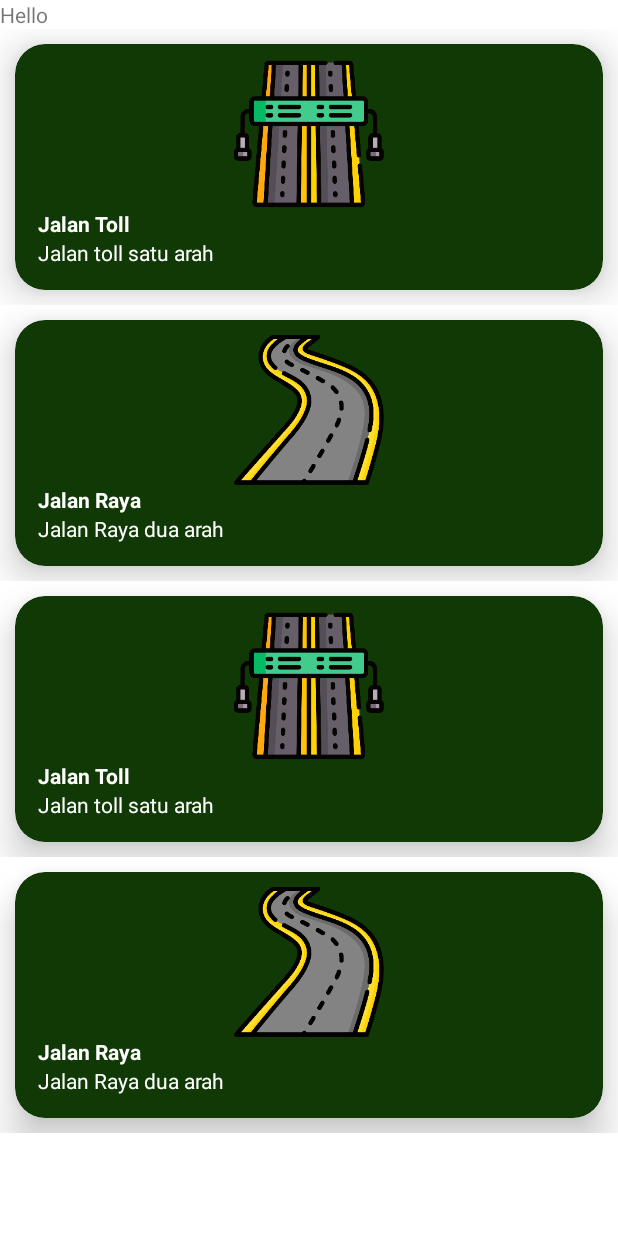
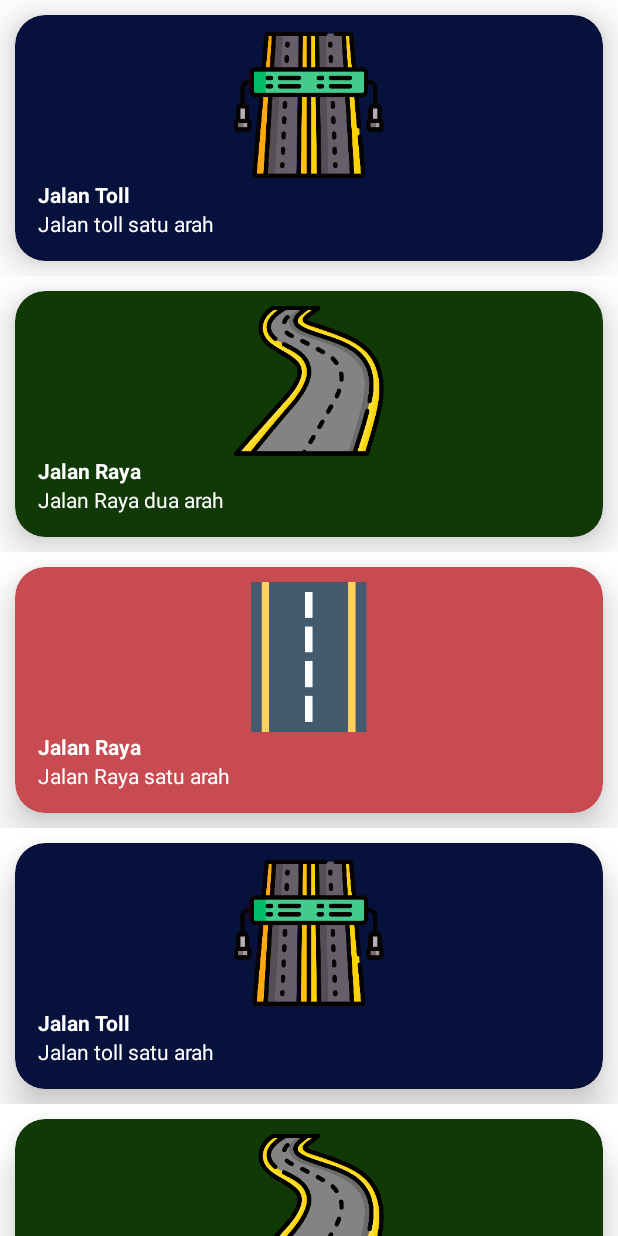
Before and after one commit to rian0502/colalin, an Android app: the HomeActivity screen opened directly, with no data from a screen before it, on a phone screen of 412 x 824 dp. Run offline under Robolectric (Android 15) with nearby library versions, the phone set to English and light mode, and no system bars.

Commit message:
tamplan view

```diff
--- a/app/src/main/java/com/belajar/colalin/homeView/CardAdapter/Adapter.java
+++ b/app/src/main/java/com/belajar/colalin/homeView/CardAdapter/Adapter.java
@@ -1,23 +1,24 @@
 package com.belajar.colalin.homeView.CardAdapter;
 
+import android.annotation.SuppressLint;
 import android.content.Context;
+import android.graphics.Color;
 import android.view.LayoutInflater;
-import android.view.View;
 import android.view.ViewGroup;
 import android.widget.Toast;
-
 import androidx.annotation.NonNull;
 import androidx.recyclerview.widget.RecyclerView;
+
+import com.belajar.colalin.R;
 import com.belajar.colalin.databinding.CardMenuBinding;
 import com.belajar.colalin.homeView.Models.ListMenu;
 import com.bumptech.glide.Glide;
-
 import java.util.ArrayList;
 
 
 public class Adapter extends RecyclerView.Adapter<Adapter.ListMenuHolder> {
-    private ArrayList< ListMenu > data;
-    private Context context;
+    private final ArrayList< ListMenu > data;
+    private final Context context;
 
 
 
@@ -32,18 +33,15 @@ public class Adapter extends RecyclerView.Adapter<Adapter.ListMenuHolder> {
         return new ListMenuHolder(CardMenuBinding.inflate(LayoutInflater.from(parent.getContext()), parent, false));
     }
 
+    @SuppressLint("ResourceAsColor")
     @Override
     public void onBindViewHolder(@NonNull Adapter.ListMenuHolder holder, int position) {
         ListMenu listMenu = data.get(position);
+        holder.binding.cardContainer.getBackground().setTint(listMenu.getColor());
         holder.binding.titleMenu.setText(listMenu.getTitle());
         holder.binding.deskriptionMenu.setText(listMenu.getDesc());
         Glide.with(context).load(listMenu.getImage()).into(holder.binding.imageMenu);
-        holder.binding.imageMenu.setOnClickListener(new OnItemClick(position, new OnItemClick.OnItemCallBack() {
-            @Override
-            public void OnItemClicked(View view, int position) {
-                Toast.makeText(context,data.get(position).getTitle(), Toast.LENGTH_SHORT).show();
-            }
-        }));
+        holder.binding.cardContainer.setOnClickListener(new OnItemClick(position, (view, position1) -> Toast.makeText(context,data.get(position1).getTitle() + " "+ position1, Toast.LENGTH_SHORT).show()));
     }
 
     @Override
--- a/app/src/main/java/com/belajar/colalin/homeView/CardAdapter/ListData.java
+++ b/app/src/main/java/com/belajar/colalin/homeView/CardAdapter/ListData.java
@@ -1,4 +1,6 @@
 package com.belajar.colalin.homeView.CardAdapter;
+
+import android.graphics.Color;
 
 import com.belajar.colalin.R;
 import com.belajar.colalin.homeView.Models.ListMenu;
@@ -8,8 +10,9 @@ import java.util.ArrayList;
 public class ListData {
     private static ArrayList< ListMenu >data = new ArrayList<>();
     public static void addData(){
-        data.add(new ListMenu("Jalan Toll","Jalan toll satu arah",R.drawable.road));
-        data.add(new ListMenu("Jalan Raya","Jalan Raya dua arah", R.drawable.motorway));
+        data.add(new ListMenu("Jalan Toll","Jalan toll satu arah",R.drawable.road,Color.parseColor("#06113C")));
+        data.add(new ListMenu("Jalan Raya","Jalan Raya dua arah", R.drawable.motorway,Color.parseColor("#113906")));
+        data.add(new ListMenu("Jalan Raya", "Jalan Raya satu arah", R.drawable.one_way, Color.parseColor("#C74B50")));
     }
 
     public static ArrayList< ListMenu > getData() {
--- a/app/src/main/java/com/belajar/colalin/homeView/HomeActivity.java
+++ b/app/src/main/java/com/belajar/colalin/homeView/HomeActivity.java
@@ -25,5 +25,13 @@ public class HomeActivity extends AppCompatActivity {
         binding.containerViewHome.setHasFixedSize(true);
         binding.containerViewHome.setAdapter(adapter);
         binding.containerViewHome.setLayoutManager(new LinearLayoutManager(HomeActivity.this));
+
+    }
+
+    @Override
+    public void onBackPressed() {
+        menus.clear();
+        super.onBackPressed();
+
     }
 }
--- a/app/src/main/java/com/belajar/colalin/homeView/Models/ListMenu.java
+++ b/app/src/main/java/com/belajar/colalin/homeView/Models/ListMenu.java
@@ -4,11 +4,21 @@ public class ListMenu {
     private String title;
     private String desc;
     private int image;
+    private int color;
 
-    public ListMenu(String title, String desc, int image) {
+    public ListMenu(String title, String desc, int image, int color) {
         this.title = title;
         this.desc = desc;
         this.image = image;
+        this.color = color;
+    }
+
+    public int getColor() {
+        return color;
+    }
+
+    public void setColor(int color) {
+        this.color = color;
     }
 
     public String getTitle() {
--- a/app/src/main/res/layout/activity_home.xml
+++ b/app/src/main/res/layout/activity_home.xml
@@ -1,16 +1,10 @@
 <?xml version="1.0" encoding="utf-8"?>
 <LinearLayout xmlns:android="http://schemas.android.com/apk/res/android"
-    xmlns:app="http://schemas.android.com/apk/res-auto"
     xmlns:tools="http://schemas.android.com/tools"
     android:layout_width="match_parent"
     android:layout_height="match_parent"
     android:orientation="vertical"
     tools:context=".homeView.HomeActivity">
-    <TextView
-        android:layout_width="match_parent"
-        android:layout_height="wrap_content"
-        android:text="Hello"
-        />
 
     <androidx.recyclerview.widget.RecyclerView
         android:id="@+id/container_view_home"
--- a/app/src/main/res/layout/card_menu.xml
+++ b/app/src/main/res/layout/card_menu.xml
@@ -6,12 +6,13 @@
     android:orientation="vertical">
 
     <androidx.cardview.widget.CardView
+        android:id="@+id/card_container"
         android:layout_width="match_parent"
         android:layout_height="match_parent"
         android:layout_margin="10dp"
         android:clickable="true"
         app:cardCornerRadius="20sp"
-        android:backgroundTint="#113906"
+        app:cardBackgroundColor="#06113C"
         app:cardElevation="15dp">
 
         <LinearLayout
--- a/app/src/main/res/values/colors.xml
+++ b/app/src/main/res/values/colors.xml
@@ -7,4 +7,7 @@
     <color name="teal_700">#FF018786</color>
     <color name="black">#FF000000</color>
     <color name="white">#FFFFFFFF</color>
+    <color name="hijau_navy">#113906</color>
+    <color name="merah_hati">#C74B50</color>
+    <color name="biru_navy">#06113C</color>
 </resources>
```
Also changed, not shown: app/src/main/res/drawable/one_way.png (added).
